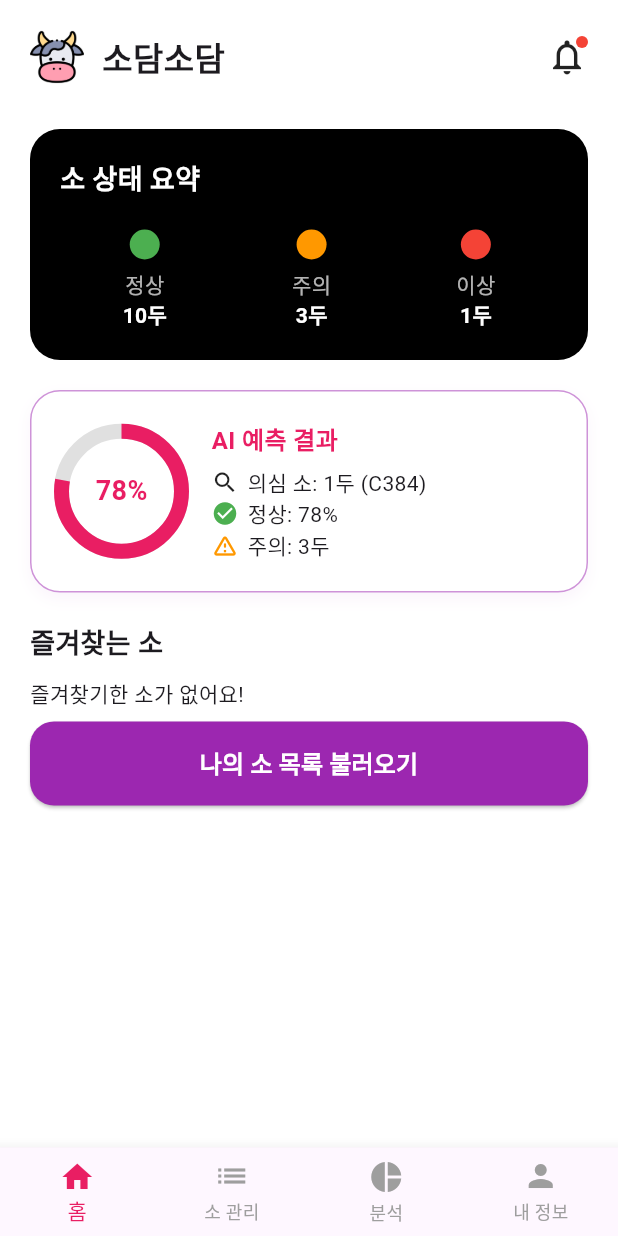
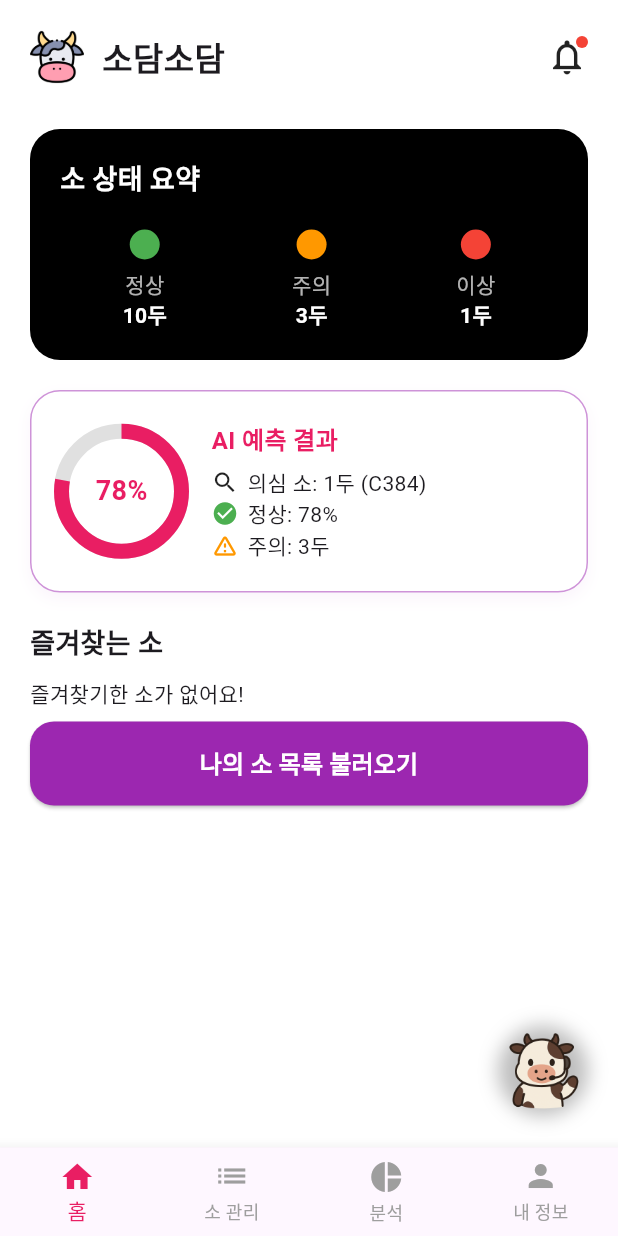
Before and after one commit to SeulGi0117/BlackCows, a Flutter app: the MainScaffold screen opened directly, on a phone screen of 412 x 824 dp. Run offline on Flutter 3.47's test engine with Material 3 defaults, Android fonts, the phone set to English and light mode, and no system bars; our stand-ins replace dio, flutter_dotenv, shared_preferences; accounts and stored records are empty.

Commit message:
feat: 챗봇 UI 추가

```diff
--- a/cow_management/lib/main.dart
+++ b/cow_management/lib/main.dart
@@ -11,6 +11,8 @@ import 'package:cow_management/screens/profile/profile_page.dart';
 import 'package:cow_management/screens/cow_list/cow_list_page.dart';
 import 'package:cow_management/screens/cow_list/cow_detail_page.dart';
 import 'package:cow_management/models/cow.dart';
+import 'package:cow_management/widgets/app_wrapper.dart';
+import 'package:cow_management/widgets/floating_chatbot_button.dart';
 
 Future<void> main() async {
   WidgetsFlutterBinding.ensureInitialized();
@@ -77,7 +79,8 @@ class _MainScaffoldState extends State<MainScaffold> {
 
   @override
   Widget build(BuildContext context) {
-    return Scaffold(
+    return AppWrapper(
+      child: Scaffold(
         body: _pages[_selectedIndex],
         bottomNavigationBar: BottomNavigationBar(
           type: BottomNavigationBarType.fixed,
@@ -92,6 +95,7 @@ class _MainScaffoldState extends State<MainScaffold> {
             BottomNavigationBarItem(icon: Icon(Icons.person), label: '내 정보'),
           ],
         ),
+      ),
     );
   }
 }
--- /dev/null
+++ b/cow_management/lib/widgets/app_wrapper.dart
@@ -0,0 +1,41 @@
+import 'package:flutter/material.dart';
+import 'floating_chatbot_button.dart';
+
+class AppWrapper extends StatefulWidget {
+  final Widget child;
+  const AppWrapper({required this.child, super.key});
+
+  @override
+  State<AppWrapper> createState() => _AppWrapperState();
+}
+
+class _AppWrapperState extends State<AppWrapper> {
+  double _x = 20;
+  double _y = 80;
+
+  @override
+  Widget build(BuildContext context) {
+    return Stack(
+      children: [
+        widget.child,
+        Positioned(
+          right: _x,
+          bottom: _y,
+          child: Draggable(
+            feedback: const FloatingChatbotButton(),
+            childWhenDragging: Container(),
+            onDragEnd: (details) {
+                final size = MediaQuery.of(context).size;
+
+                setState(() {
+                    _x = size.width - details.offset.dx - 60;  // 60은 버튼 크기
+                    _y = size.height - details.offset.dy - 60;
+                });
+            },
+            child: const FloatingChatbotButton(),
+          ),
+        ),
+      ],
+    );
+  }
+}
--- /dev/null
+++ b/cow_management/lib/widgets/floating_chatbot_button.dart
@@ -0,0 +1,40 @@
+import 'package:flutter/material.dart';
+import 'package:cow_management/screens/ai_service/chatbot.dart';
+
+class FloatingChatbotButton extends StatelessWidget {
+  const FloatingChatbotButton({super.key});
+
+  @override
+  Widget build(BuildContext context) {
+    return GestureDetector(
+      onTap: () {
+        Navigator.push(
+          context,
+          MaterialPageRoute(builder: (_) => ChatbotScreen()),
+        );
+      },
+      child: Container(
+        width: 60,
+        height: 60,
+        decoration: const BoxDecoration(
+          shape: BoxShape.circle,
+          boxShadow: [
+            BoxShadow(
+              color: Colors.black26,
+              blurRadius: 10,
+              offset: Offset(0, 0),
+            ),
+          ],
+        ),
+        child: ClipOval(
+          child: Image.asset(
+            'assets/images/chatbot_icon.png',
+            width: 60,
+            height: 60,
+            fit: BoxFit.cover,
+          ),
+        ),
+      ),
+    );
+  }
+}
--- a/cow_management/pubspec.yaml
+++ b/cow_management/pubspec.yaml
@@ -2,7 +2,7 @@ name: cow_management
 description: "A new Flutter project."
 # The following line prevents the package from being accidentally published to
 # pub.dev using `flutter pub publish`. This is preferred for private packages.
-publish_to: 'none' # Remove this line if you wish to publish to pub.dev
+publish_to: "none" # Remove this line if you wish to publish to pub.dev
 
 # The following defines the version and build number for your application.
 # A version number is three numbers separated by dots, like 1.2.43
@@ -19,7 +19,7 @@ publish_to: 'none' # Remove this line if you wish to publish to pub.dev
 version: 1.0.0+1
 
 environment:
-  sdk: '>=3.3.2 <4.0.0'
+  sdk: ">=3.3.2 <4.0.0"
 
 # Dependencies specify other packages that your package needs in order to work.
 # To automatically upgrade your package dependencies to the latest versions
```
Also changed, not shown: cow_management/lib/screens/ai_service/chatbot.dart (added, +179 -0 lines), cow_management/assets/images/chatbot_icon.png (added), cow_management/assets/images/send_chat.png (added), cow_management/pubspec.lock, 7 other files. Lines whose indentation alone changed are shown as unchanged.
